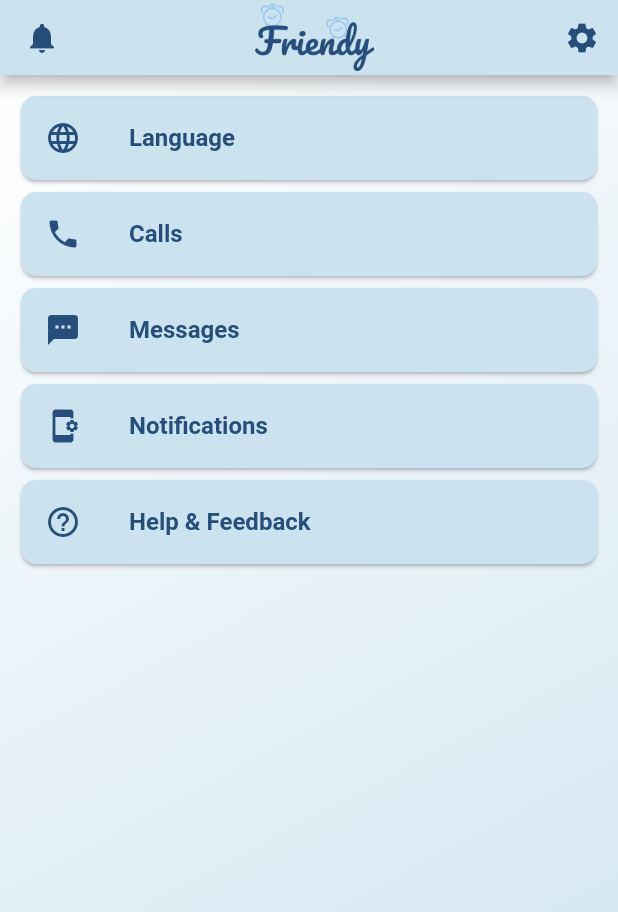
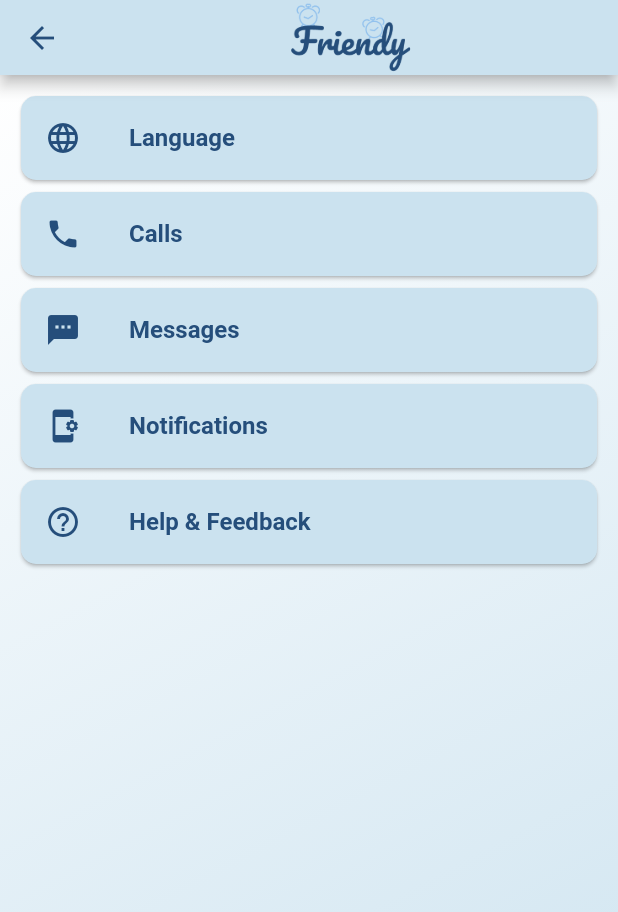
Before and after one commit to siqiang-ng/friendy_Goodetama, a Flutter app: the SettingsPage screen opened directly, on a phone screen of 412 x 824 dp. Shown: the top 912 px of the screen. Run offline on Flutter 3.47's test engine with Material 2 defaults, Android fonts, the phone set to English and light mode, and no system bars; our stand-ins replace firebase_auth, firebase_core; accounts and stored records are empty.

Commit message:
Edit topNavBar

```diff
--- a/lib/components/topNavbar.dart
+++ b/lib/components/topNavbar.dart
@@ -3,10 +3,10 @@ import 'package:friendy/style/palette.dart';
 import 'package:friendy/settingsPage/settingsPage.dart';
 
 class TopNavBar extends StatelessWidget with PreferredSizeWidget {
-  bool requiresBack = false;
+  final bool requiresBack;
 
   TopNavBar({
-    this.requiresBack
+    this.requiresBack = false,
   });
 
   @override
@@ -14,12 +14,7 @@ class TopNavBar extends StatelessWidget with PreferredSizeWidget {
     return AppBar(
       iconTheme: IconThemeData(color: Palette.kDarkBlue),
       // The title text which will be shown on the action bar
-      leading: IconButton(
-        icon: const Icon(Icons.notifications),
-        onPressed: () {
-          Navigator.pop(context);
-        },
-      ),
+      leading: leadingIcon(context),
       title: Align(
         alignment: Alignment.center,
         child: Image.asset(
@@ -29,7 +24,9 @@ class TopNavBar extends StatelessWidget with PreferredSizeWidget {
         ),
       ),
       actions: <Widget>[
-        IconButton(
+        Visibility(
+          visible: !requiresBack,
+          child: IconButton(
             icon: Icon(Icons.settings),
             onPressed: () {
               Navigator.push(
@@ -38,6 +35,7 @@ class TopNavBar extends StatelessWidget with PreferredSizeWidget {
               );
               // do something
             },
+          ),
         )
       ],
       backgroundColor: Palette.kLightBlue,
@@ -49,4 +47,20 @@ class TopNavBar extends StatelessWidget with PreferredSizeWidget {
   Size get preferredSize {
     return Size.fromHeight(50.0);
   }
+
+  IconButton leadingIcon(BuildContext context) {
+    if (!requiresBack) {
+      return IconButton(
+        icon: const Icon(Icons.notifications),
+        onPressed: () {},
+      );
+    } else {
+      return IconButton(
+        icon: const Icon(Icons.arrow_back),
+        onPressed: () {
+          Navigator.of(context).pop();
+        },
+      );
     }
+  }
+}
--- a/lib/settingsPage/settingsPage.dart
+++ b/lib/settingsPage/settingsPage.dart
@@ -8,7 +8,9 @@ class SettingsPage extends StatelessWidget {
   Widget build(BuildContext context) {
     return Scaffold(
       backgroundColor: Palette.kLightBlue,
-      appBar: TopNavBar(),
+      appBar: TopNavBar(
+        requiresBack: true,
+      ),
       body: SettingsBody(),
     );
   }
```
Lines whose indentation alone changed are shown as unchanged.
